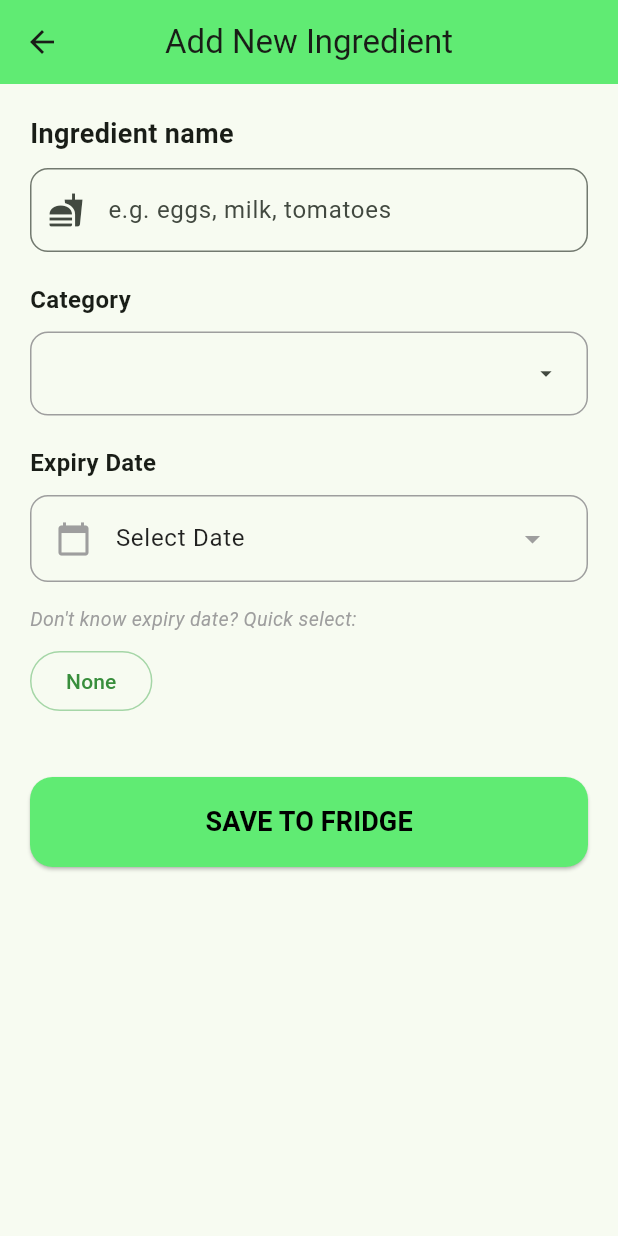
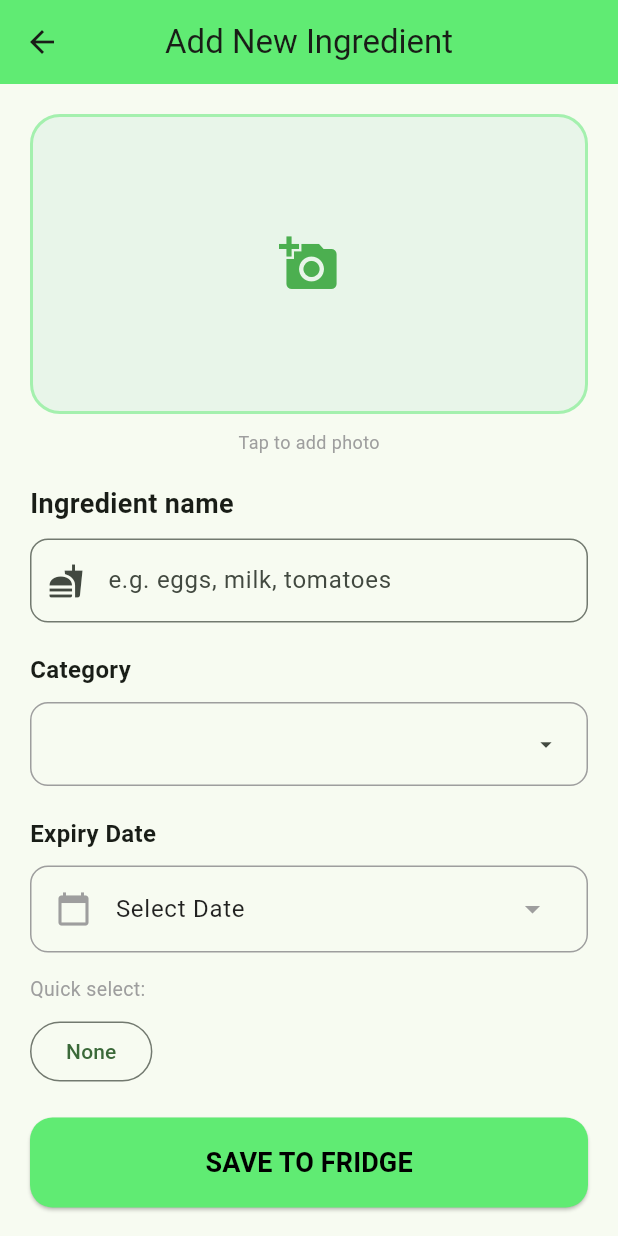
Before and after one commit to aommoa-76/food-fridge-app, a Flutter app: the AddIngredientPage screen opened directly, on a phone screen of 412 x 824 dp. Run offline on Flutter 3.47's test engine with Material 3 defaults, Android fonts, the phone set to English and light mode, and no system bars; our stand-ins replace image_picker; network calls fail.

Commit message:
add ImagePicker in addIngredient page

```diff
--- a/lib/features/add_ingredient/add_ingredient_page.dart
+++ b/lib/features/add_ingredient/add_ingredient_page.dart
@@ -1,4 +1,6 @@
+import 'dart:io'; // สำหรับ File
 import 'package:flutter/material.dart';
+import 'package:image_picker/image_picker.dart'; // อย่าลืม import ตัวนี้
 
 class AddIngredientPage extends StatefulWidget {
   const AddIngredientPage({super.key});
@@ -15,21 +17,65 @@ class _AddIngredientPageState extends State<AddIngredientPage> {
   String? _selectedCategory;
   DateTime? _expiryDate;
 
+  // 📸 ตัวแปรสำหรับเก็บรูปภาพ
+  File? _image;
+  final ImagePicker _picker = ImagePicker();
+
   final List<String> _categories = ["Protein", "Carbohydrate", "Vegetable", "Fruit", "Drink", "Other"];
+
+  // ฟังก์ชันเลือกรูปภาพ
+  Future<void> _pickImage(ImageSource source) async {
+    final XFile? pickedFile = await _picker.pickImage(source: source);
+    if (pickedFile != null) {
+      setState(() {
+        _image = File(pickedFile.path);
+      });
+    }
+  }
+
+  // แสดง Modal เลือกแหล่งที่มาของรูป
+  void _showImageSourceActionSheet(BuildContext context) {
+    showModalBottomSheet(
+      context: context,
+      shape: const RoundedRectangleBorder(borderRadius: BorderRadius.vertical(top: Radius.circular(20))),
+      builder: (context) => SafeArea(
+        child: Wrap(
+          children: [
+            ListTile(
+              leading: const Icon(Icons.photo_library),
+              title: const Text('Photo Gallery'),
+              onTap: () {
+                _pickImage(ImageSource.gallery);
+                Navigator.of(context).pop();
+              },
+            ),
+            ListTile(
+              leading: const Icon(Icons.camera_alt),
+              title: const Text('Camera'),
+              onTap: () {
+                _pickImage(ImageSource.camera);
+                Navigator.of(context).pop();
+              },
+            ),
+          ],
+        ),
+      ),
+    );
+  }
 
   void _setQuickExpiry(int days) {
     setState(() {
       _expiryDate = DateTime.now().add(Duration(days: days));
     });
-    // สั่ง validate ใหม่เพื่อลบสีแดงออกทันทีที่เลือก
     _formKey.currentState?.validate();
   }
 
   @override
   Widget build(BuildContext context) {
-    // ดึงค่าสี Error มาตรฐานของ Theme มาใช้เพื่อให้แดงเหมือนกันเป๊ะ
     final errorColor = Theme.of(context).colorScheme.error;
     final errorStyle = TextStyle(color: errorColor, fontSize: 12);
+
+    double pictureWidth = MediaQuery.of(context).size.width - 30;
 
     return Scaffold(
       appBar: AppBar(
@@ -44,10 +90,48 @@ class _AddIngredientPageState extends State<AddIngredientPage> {
           child: Column(
             crossAxisAlignment: CrossAxisAlignment.start,
             children: [
+              // 🖼️ ส่วนแสดงและเลือกรูปภาพ
+              Center(
+                child: GestureDetector(
+                  onTap: () => _showImageSourceActionSheet(context),
+                  child: Stack(
+                    children: [
+                      Container(
+                        width: pictureWidth,
+                        height: 200,
+                        decoration: BoxDecoration(
+                          color: Colors.green.shade50,
+                          borderRadius: BorderRadius.circular(20),
+                          border: Border.all(color: primaryGreen.withOpacity(0.5), width: 2),
+                          image: _image != null
+                            ? DecorationImage(image: FileImage(_image!), fit: BoxFit.cover)
+                            : null,
+                        ),
+                        child: _image == null
+                          ? const Icon(Icons.add_a_photo, size: 40, color: Colors.green)
+                          : null,
+                      ),
+                      if (_image != null)
+                        Positioned(
+                          right: -10,
+                          top: -10,
+                          child: IconButton(
+                            icon: const Icon(Icons.cancel, color: Colors.red),
+                            onPressed: () => setState(() => _image = null),
+                          ),
+                        ),
+                    ],
+                  ),
+                ),
+              ),
+              const SizedBox(height: 10),
+              const Center(child: Text("Tap to add photo", style: TextStyle(color: Colors.grey, fontSize: 12))),
+
+              const SizedBox(height: 20),
+
               const Text("Ingredient name", style: TextStyle(fontSize: 18, fontWeight: FontWeight.bold)),
               const SizedBox(height: 10),
 
-              // 1. Name Field
               TextFormField(
                 controller: _nameController,
                 decoration: InputDecoration(
@@ -60,7 +144,6 @@ class _AddIngredientPageState extends State<AddIngredientPage> {
 
               const SizedBox(height: 20),
 
-              // 2. Category Field
               const Text("Category", style: TextStyle(fontSize: 16, fontWeight: FontWeight.bold)),
               const SizedBox(height: 10),
               FormField<String>(
@@ -73,11 +156,9 @@ class _AddIngredientPageState extends State<AddIngredientPage> {
                         builder: (context, constraints) {
                           return DropdownMenu<String>(
                             width: constraints.maxWidth,
-                            menuHeight: 300,
                             inputDecorationTheme: InputDecorationTheme(
                               isDense: true,
                               contentPadding: const EdgeInsets.symmetric(horizontal: 12, vertical: 10),
-                              // ปรับขอบให้เป็นสีแดงตามสถานะ state.hasError
                               border: OutlineInputBorder(
                                 borderRadius: BorderRadius.circular(12),
                                 borderSide: BorderSide(color: state.hasError ? errorColor : Colors.grey),
@@ -85,10 +166,6 @@ class _AddIngredientPageState extends State<AddIngredientPage> {
                               enabledBorder: OutlineInputBorder(
                                 borderRadius: BorderRadius.circular(12),
                                 borderSide: BorderSide(color: state.hasError ? errorColor : Colors.grey),
-                              ),
-                              focusedBorder: OutlineInputBorder(
-                                borderRadius: BorderRadius.circular(12),
-                                borderSide: BorderSide(color: state.hasError ? errorColor : primaryGreen, width: 2),
                               ),
                             ),
                             onSelected: (val) {
@@ -117,7 +194,6 @@ class _AddIngredientPageState extends State<AddIngredientPage> {
 
               const SizedBox(height: 20),
 
-              // 3. Expiry Date Field
               const Text("Expiry Date", style: TextStyle(fontSize: 16, fontWeight: FontWeight.bold)),
               const SizedBox(height: 10),
               FormField<DateTime>(
@@ -154,18 +230,15 @@ class _AddIngredientPageState extends State<AddIngredientPage> {
 
               const SizedBox(height: 15),
 
-              // 4. Quick Select
-              const Text("Don't know expiry date? Quick select:",
-                style: TextStyle(fontSize: 13, color: Colors.grey, fontStyle: FontStyle.italic)),
+              const Text("Quick select:", style: TextStyle(fontSize: 13, color: Colors.grey)),
               const SizedBox(height: 8),
               Row(
-                mainAxisAlignment: MainAxisAlignment.start,
                 children: [
                   _quickDateBtn("None", 0),
                 ],
               ),
 
-              const SizedBox(height: 40),
+              const SizedBox(height: 20),
 
               ElevatedButton(
                 style: ElevatedButton.styleFrom(
@@ -177,6 +250,8 @@ class _AddIngredientPageState extends State<AddIngredientPage> {
                 onPressed: _submitForm,
                 child: const Text("SAVE TO FRIDGE", style: TextStyle(fontSize: 18, fontWeight: FontWeight.bold)),
               ),
+
+              const SizedBox(height: 40),
             ],
           ),
         ),
@@ -186,10 +261,6 @@ class _AddIngredientPageState extends State<AddIngredientPage> {
 
   Widget _quickDateBtn(String label, int days) {
     return OutlinedButton(
-      style: OutlinedButton.styleFrom(
-        foregroundColor: Colors.green.shade700,
-        side: BorderSide(color: Colors.green.shade200),
-      ),
       onPressed: () => _setQuickExpiry(days),
       child: Text(label),
     );
@@ -207,7 +278,8 @@ class _AddIngredientPageState extends State<AddIngredientPage> {
 
   void _submitForm() {
     if (_formKey.currentState!.validate()) {
-      // บันทึกข้อมูลได้เมื่อผ่าน Validation ทั้งหมด (ชื่อ, ประเภท, และวันหมดอายุอย่างใดอย่างหนึ่ง)
+      // เมื่อกด Save คุณสามารถเข้าถึงรูปภาพได้จากตัวแปร _image
+      print("Image path: ${_image?.path}");
       Navigator.pop(context);
     }
   }
--- a/pubspec.yaml
+++ b/pubspec.yaml
@@ -30,6 +30,7 @@ environment:
 dependencies:
 
   flutter_fortune_wheel: ^1.2.0
+  image_picker: ^1.0.4
 
   flutter:
     sdk: flutter
```
Also changed, not shown: pubspec.lock, 5 other files.
